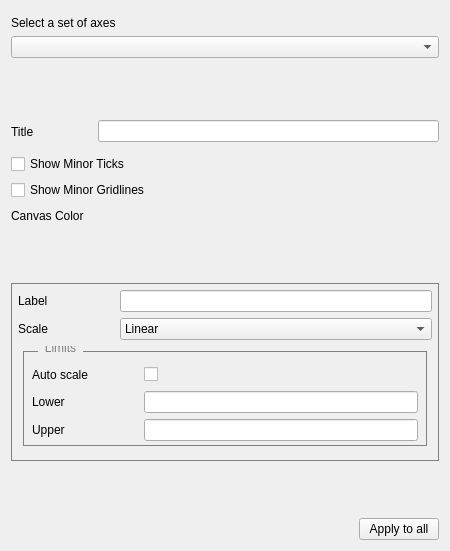
The window that qt/python/mantidqt/mantidqt/widgets/plotconfigdialog/axestabwidget/axes_tab_widget.ui (mantidproject/mantid) describes before a commit, drawn with Qt 5.
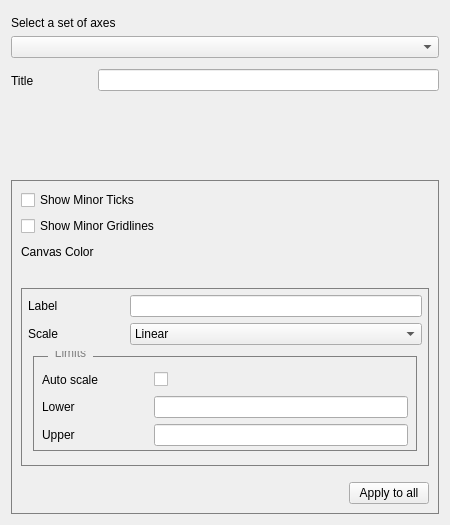
The same window after the commit.

Commit message:
reshuffle of axes options tab
Put a group box arround the apply to all button and everything it affects to make things clearer.
Also moved the title up to the top where you select an axis.
Finally fixed the whole window size, expanding doesn't do anything useful.

```diff
--- a/qt/python/mantidqt/mantidqt/widgets/plotconfigdialog/axestabwidget/axes_tab_widget.ui
+++ b/qt/python/mantidqt/mantidqt/widgets/plotconfigdialog/axestabwidget/axes_tab_widget.ui
@@ -7,9 +7,15 @@
     <x>0</x>
     <y>0</y>
     <width>450</width>
-    <height>551</height>
+    <height>525</height>
    </rect>
   </property>
+  <property name="sizePolicy">
+   <sizepolicy hsizetype="Preferred" vsizetype="Preferred">
+    <horstretch>0</horstretch>
+    <verstretch>0</verstretch>
+   </sizepolicy>
+  </property>
   <property name="minimumSize">
    <size>
     <width>450</width>
@@ -37,25 +43,6 @@
        <item>
         <widget class="QComboBox" name="select_axes_combo_box"/>
        </item>
-      </layout>
-     </item>
-    </layout>
-   </item>
-   <item>
-    <spacer name="verticalSpacer">
-     <property name="orientation">
-      <enum>Qt::Vertical</enum>
-     </property>
-     <property name="sizeHint" stdset="0">
-      <size>
-       <width>20</width>
-       <height>40</height>
-      </size>
-     </property>
-    </spacer>
-   </item>
-   <item>
-    <layout class="QVBoxLayout" name="verticalLayout_3">
      <item>
       <layout class="QHBoxLayout" name="horizontalLayout">
        <property name="topMargin">
@@ -111,6 +98,34 @@
        </item>
       </layout>
      </item>
+      </layout>
+     </item>
+    </layout>
+   </item>
+   <item>
+    <spacer name="verticalSpacer">
+     <property name="orientation">
+      <enum>Qt::Vertical</enum>
+     </property>
+     <property name="sizeType">
+      <enum>QSizePolicy::Expanding</enum>
+     </property>
+     <property name="sizeHint" stdset="0">
+      <size>
+       <width>20</width>
+       <height>40</height>
+      </size>
+     </property>
+    </spacer>
+   </item>
+   <item>
+    <widget class="QGroupBox" name="propertiesBox">
+     <property name="styleSheet">
+      <string notr="true">QGroupBox{ border:1px solid grey; border-radius: 0px; margin: 0px; padding:0px;}</string>
+     </property>
+     <layout class="QVBoxLayout" name="property_layout">
+      <item>
+       <layout class="QVBoxLayout" name="verticalLayout_3">
      <item>
       <widget class="QCheckBox" name="show_minor_ticks_check_box">
        <property name="text">
@@ -159,10 +174,13 @@
      <property name="orientation">
       <enum>Qt::Vertical</enum>
      </property>
+        <property name="sizeType">
+         <enum>QSizePolicy::Fixed</enum>
+        </property>
      <property name="sizeHint" stdset="0">
       <size>
        <width>20</width>
-       <height>40</height>
+          <height>20</height>
       </size>
      </property>
     </spacer>
@@ -427,10 +445,13 @@
      <property name="orientation">
       <enum>Qt::Vertical</enum>
      </property>
+        <property name="sizeType">
+         <enum>QSizePolicy::Fixed</enum>
+        </property>
      <property name="sizeHint" stdset="0">
       <size>
        <width>20</width>
-       <height>40</height>
+          <height>10</height>
       </size>
      </property>
     </spacer>
@@ -458,6 +479,9 @@
       </widget>
      </item>
     </layout>
+      </item>
+     </layout>
+    </widget>
    </item>
   </layout>
  </widget>
```
Left out of the diff: 2 changed lines with no effect on the pictures. Lines whose indentation alone changed are shown as unchanged. The commit also changes 1 other file.
